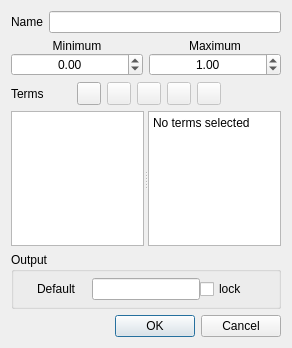
Qt form qtfuzzylite/ui/Variable.ui (fuzzylite/fuzzylite) before a commit.
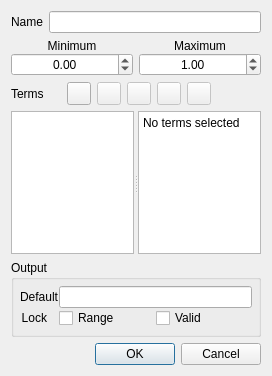
The same form after that commit. Icons and pictures are not drawn.

What changed in the file:
```diff
--- a/qtfuzzylite/ui/Variable.ui
+++ b/qtfuzzylite/ui/Variable.ui
@@ -9,8 +9,8 @@
    <rect>
     <x>0</x>
     <y>0</y>
-    <width>292</width>
-    <height>348</height>
+    <width>272</width>
+    <height>376</height>
    </rect>
   </property>
   <property name="sizePolicy">
@@ -321,30 +321,11 @@
        <number>6</number>
       </property>
       <item>
-       <layout class="QHBoxLayout" name="horizontalLayout_4">
+       <layout class="QFormLayout" name="formLayout">
         <property name="bottomMargin">
          <number>0</number>
         </property>
-        <item>
-         <widget class="QLabel" name="lbl_default">
-          <property name="enabled">
-           <bool>true</bool>
-          </property>
-          <property name="sizePolicy">
-           <sizepolicy hsizetype="Preferred" vsizetype="Fixed">
-            <horstretch>0</horstretch>
-            <verstretch>0</verstretch>
-           </sizepolicy>
-          </property>
-          <property name="text">
-           <string>Default</string>
-          </property>
-          <property name="alignment">
-           <set>Qt::AlignCenter</set>
-          </property>
-         </widget>
-        </item>
-        <item>
+        <item row="0" column="1">
          <widget class="QLineEdit" name="led_default">
           <property name="enabled">
            <bool>true</bool>
@@ -363,16 +344,41 @@
           </property>
          </widget>
         </item>
-        <item>
-         <widget class="QCheckBox" name="chx_lock">
-          <property name="enabled">
-           <bool>true</bool>
+        <item row="0" column="0">
+         <widget class="QLabel" name="label_2">
+          <property name="text">
+           <string>Default</string>
           </property>
+         </widget>
+        </item>
+        <item row="1" column="0">
+         <widget class="QLabel" name="label">
           <property name="text">
-           <string>lock</string>
+           <string>Lock</string>
           </property>
+          <property name="alignment">
+           <set>Qt::AlignRight|Qt::AlignTrailing|Qt::AlignVCenter</set>
+          </property>
          </widget>
         </item>
+        <item row="1" column="1">
+         <layout class="QHBoxLayout" name="horizontalLayout_6">
+          <item>
+           <widget class="QCheckBox" name="chx_lock_range">
+            <property name="text">
+             <string>Range</string>
+            </property>
+           </widget>
+          </item>
+          <item>
+           <widget class="QCheckBox" name="chx_lock_valid">
+            <property name="text">
+             <string>Valid</string>
+            </property>
+           </widget>
+          </item>
+         </layout>
+        </item>
        </layout>
       </item>
      </layout>
```
